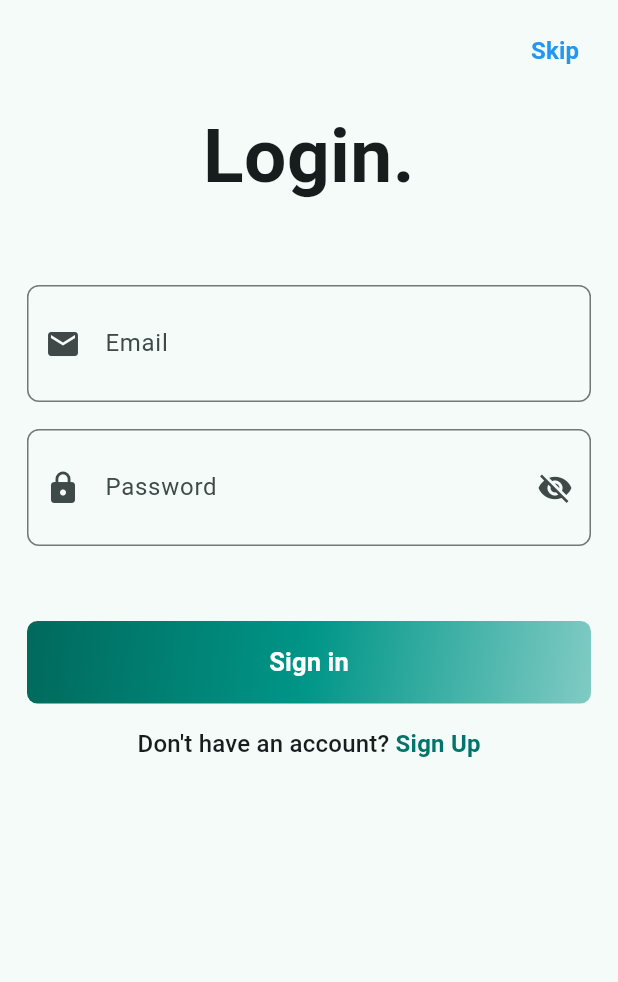
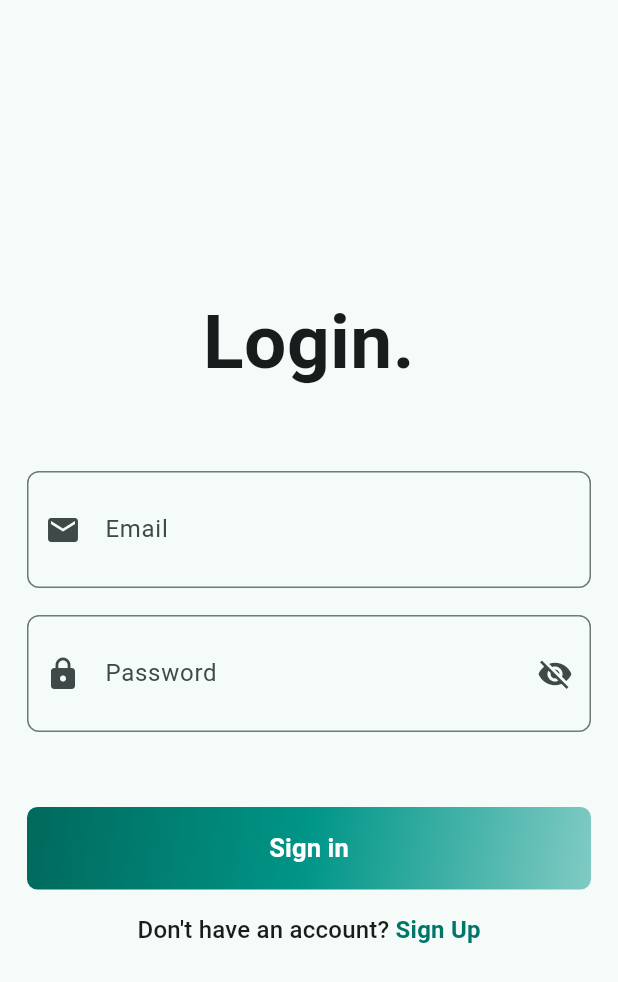
Before and after one commit to Shiven-677/real-tiffinity, a Flutter app: the BothLoginPage screen opened directly, on a phone screen of 412 x 824 dp. Shown: the top 982 px of the screen. Run offline on Flutter 3.47's test engine with Material 3 defaults, Android fonts, the phone set to English and light mode, and no system bars; our stand-ins replace firebase_auth, firebase_core, lottie, shared_preferences; accounts and stored records are empty.

Commit message:
removed skip button and fixed login page

```diff
--- a/lib/views/auth/both_login_page.dart
+++ b/lib/views/auth/both_login_page.dart
@@ -92,15 +92,12 @@ class _BothLoginPageState extends State<BothLoginPage> {
   Widget build(BuildContext context) {
     return Scaffold(
       body: SafeArea(
-        child: Stack(
-          children: [
-            // Main Content
-            SingleChildScrollView(
+        child: Center(
+          child: SingleChildScrollView(
             padding: const EdgeInsets.all(18.0),
             child: Column(
               mainAxisAlignment: MainAxisAlignment.center,
               children: [
-                  const SizedBox(height: 50), // space for skip button
                 Text(
                   "Login.",
                   textAlign: TextAlign.center,
@@ -161,36 +158,6 @@ class _BothLoginPageState extends State<BothLoginPage> {
               ],
             ),
           ),
-
-            // Skip button at top right
-            Positioned(
-              top: 10,
-              right: 10,
-              child: TextButton(
-                onPressed: () {
-                  Navigator.pushAndRemoveUntil(
-                    context,
-                    MaterialPageRoute(
-                      builder:
-                          (_) =>
-                              widget.role == 'customer'
-                                  ? const CustomerWidgetTree()
-                                  : const AdminWidgetTree(),
-                    ),
-                    (route) => false,
-                  );
-                },
-                child: const Text(
-                  "Skip",
-                  style: TextStyle(
-                    fontSize: 16,
-                    fontWeight: FontWeight.bold,
-                    color: Colors.blue,
-                  ),
-                ),
-              ),
-            ),
-          ],
         ),
       ),
     );
```
Lines whose indentation alone changed are shown as unchanged.
